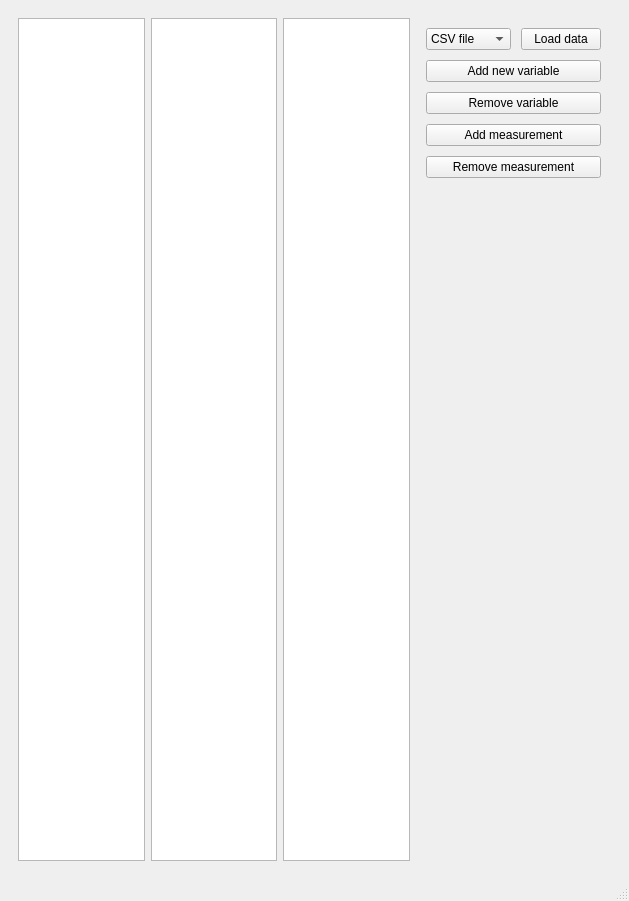
Above: mainwindow.ui from sibenshtern/mipt_project before the change. Below: the same form after it.
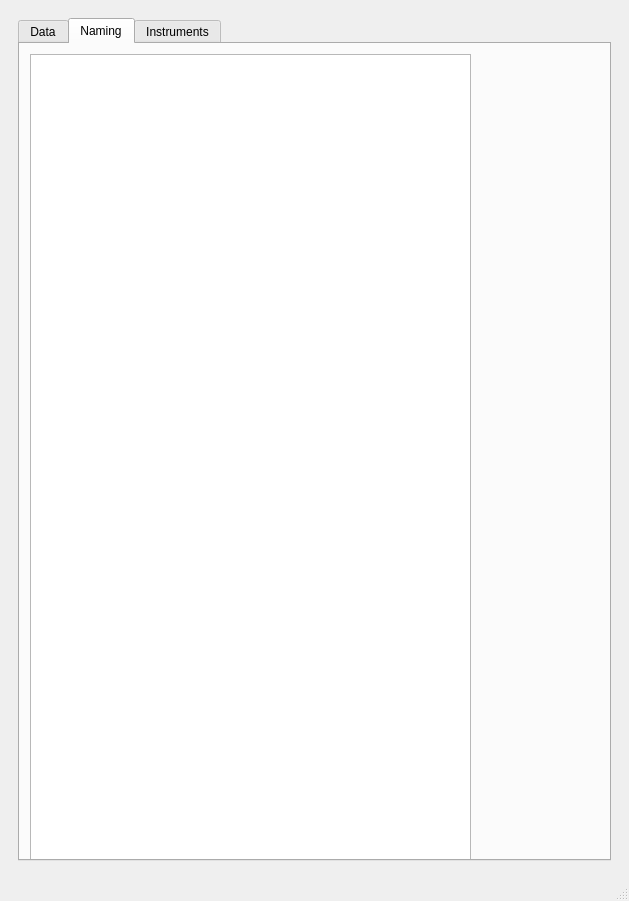
That is the form after the change. The open tabs and pages were chosen to show the change. Icons and pictures are not drawn. Custom widgets are drawn as their Qt base class.

```diff
--- a/mainwindow.ui
+++ b/mainwindow.ui
@@ -25,11 +25,15 @@
         <item>
          <layout class="QHBoxLayout" name="horizontalLayout_2">
           <item>
-           <widget class="QTableView" name="NamingTable"/>
-          </item>
-          <item>
-           <widget class="QTableView" name="InstrumentTable"/>
-          </item>
+           <widget class="QTabWidget" name="tabWidget">
+            <property name="currentIndex">
+             <number>0</number>
+            </property>
+            <widget class="QWidget" name="DataTab">
+             <attribute name="title">
+              <string>Data</string>
+             </attribute>
+             <layout class="QHBoxLayout" name="horizontalLayout_6">
           <item>
            <widget class="QTableView" name="MainTable"/>
           </item>
@@ -119,6 +123,40 @@
            </layout>
           </item>
          </layout>
+            </widget>
+            <widget class="QWidget" name="NamingTab">
+             <attribute name="title">
+              <string>Naming</string>
+             </attribute>
+             <widget class="QTableView" name="NamingTable">
+              <property name="geometry">
+               <rect>
+                <x>10</x>
+                <y>10</y>
+                <width>441</width>
+                <height>820</height>
+               </rect>
+              </property>
+             </widget>
+            </widget>
+            <widget class="QWidget" name="InstruentsTab">
+             <attribute name="title">
+              <string>Instruments</string>
+             </attribute>
+             <widget class="QTableView" name="InstrumentTable">
+              <property name="geometry">
+               <rect>
+                <x>0</x>
+                <y>10</y>
+                <width>551</width>
+                <height>661</height>
+               </rect>
+              </property>
+             </widget>
+            </widget>
+           </widget>
+          </item>
+         </layout>
         </item>
        </layout>
       </widget>
```
Left out of the diff: 54 changed lines with no effect on the pictures. Lines whose indentation alone changed are shown as unchanged.
